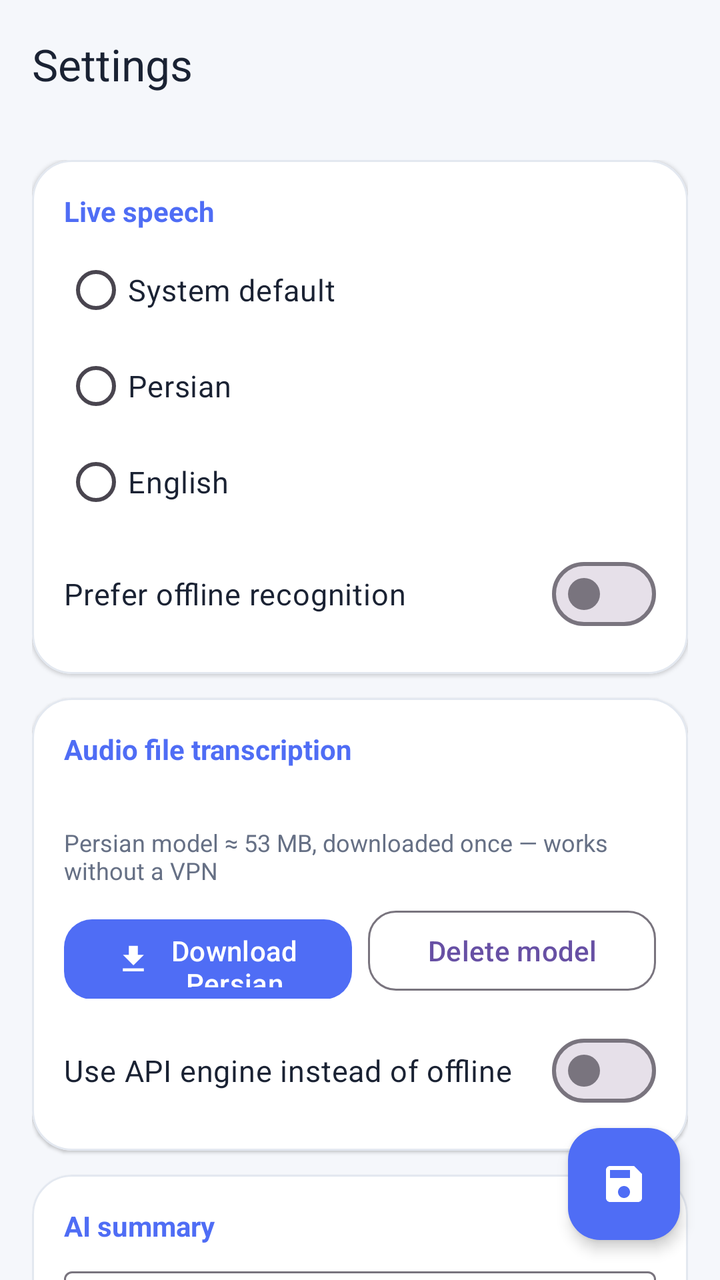
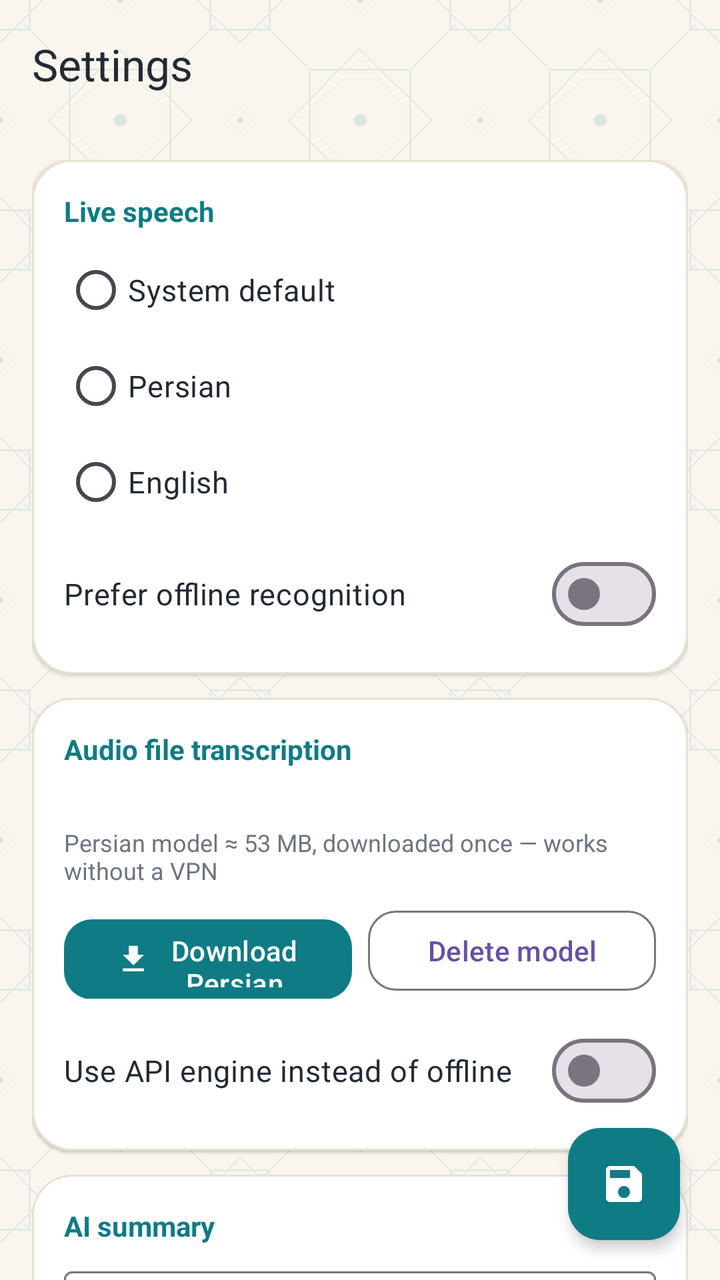

An Android layout rendered at two revisions. The XML below is the earlier revision; the diff shows what the commit changed to produce the second picture.
<!-- AndroidManifest.xml: application theme Theme.Sedayar -->
<!-- res/layout/activity_settings.xml -->
<?xml version="1.0" encoding="utf-8"?>
<androidx.coordinatorlayout.widget.CoordinatorLayout xmlns:android="http://schemas.android.com/apk/res/android"
    xmlns:app="http://schemas.android.com/apk/res-auto"
    android:layout_width="match_parent"
    android:layout_height="match_parent"
    android:background="@color/paper">

    <LinearLayout
        android:layout_width="match_parent"
        android:layout_height="match_parent"
        android:orientation="vertical">

        <com.google.android.material.appbar.MaterialToolbar
            android:id="@+id/toolbar"
            android:layout_width="match_parent"
            android:layout_height="?attr/actionBarSize"
            android:background="@color/paper"
            app:title="@string/settings_title"
            app:titleTextColor="@color/text_primary" />

        <androidx.core.widget.NestedScrollView
            android:layout_width="match_parent"
            android:layout_height="match_parent"
            android:clipToPadding="false"
            android:padding="16dp">

            <LinearLayout
                android:layout_width="match_parent"
                android:layout_height="wrap_content"
                android:orientation="vertical">

                
                <com.google.android.material.card.MaterialCardView
                    android:layout_width="match_parent"
                    android:layout_height="wrap_content"
                    app:cardBackgroundColor="@color/surface"
                    app:cardCornerRadius="20dp"
                    app:cardElevation="1dp"
                    app:strokeColor="@color/stroke"
                    app:strokeWidth="1dp">

                    <LinearLayout
                        android:layout_width="match_parent"
                        android:layout_height="wrap_content"
                        android:orientation="vertical"
                        android:padding="16dp">

                        <TextView
                            android:layout_width="wrap_content"
                            android:layout_height="wrap_content"
                            android:text="@string/section_speech"
                            android:textColor="@color/primary"
                            android:textSize="14sp"
                            android:textStyle="bold" />

                        <RadioGroup
                            android:id="@+id/rg_lang"
                            android:layout_width="match_parent"
                            android:layout_height="wrap_content"
                            android:layout_marginTop="6dp"
                            android:orientation="vertical">

                            <RadioButton
                                android:id="@+id/rb_lang_sys"
                                android:layout_width="match_parent"
                                android:layout_height="wrap_content"
                                android:text="@string/speech_lang_sys"
                                android:textColor="@color/text_primary"
                                android:textSize="15sp" />

                            <RadioButton
                                android:id="@+id/rb_lang_fa"
                                android:layout_width="match_parent"
                                android:layout_height="wrap_content"
                                android:text="@string/speech_lang_fa"
                                android:textColor="@color/text_primary"
                                android:textSize="15sp" />

                            <RadioButton
                                android:id="@+id/rb_lang_en"
                                android:layout_width="match_parent"
                                android:layout_height="wrap_content"
                                android:text="@string/speech_lang_en"
                                android:textColor="@color/text_primary"
                                android:textSize="15sp" />
                        </RadioGroup>

                        <com.google.android.material.materialswitch.MaterialSwitch
                            android:id="@+id/sw_offline"
                            android:layout_width="match_parent"
                            android:layout_height="wrap_content"
                            android:layout_marginTop="8dp"
                            android:text="@string/offline_speech_pref"
                            android:textColor="@color/text_primary"
                            android:textSize="15sp" />
                    </LinearLayout>
                </com.google.android.material.card.MaterialCardView>

                
                <com.google.android.material.card.MaterialCardView
                    android:layout_width="match_parent"
                    android:layout_height="wrap_content"
                    android:layout_marginTop="12dp"
                    app:cardBackgroundColor="@color/surface"
                    app:cardCornerRadius="20dp"
                    app:cardElevation="1dp"
                    app:strokeColor="@color/stroke"
                    app:strokeWidth="1dp">

                    <LinearLayout
                        android:layout_width="match_parent"
                        android:layout_height="wrap_content"
                        android:orientation="vertical"
                        android:padding="16dp">

                        <TextView
                            android:layout_width="wrap_content"
                            android:layout_height="wrap_content"
                            android:text="@string/section_audio"
                            android:textColor="@color/primary"
                            android:textSize="14sp"
                            android:textStyle="bold" />

                        <TextView
                            android:id="@+id/tv_vosk_status"
                            android:layout_width="wrap_content"
                            android:layout_height="wrap_content"
                            android:layout_marginTop="8dp"
                            android:textColor="@color/text_secondary"
                            android:textSize="14sp" />

                        <TextView
                            android:id="@+id/tv_vosk_hint"
                            android:layout_width="wrap_content"
                            android:layout_height="wrap_content"
                            android:layout_marginTop="2dp"
                            android:text="@string/vosk_size_hint"
                            android:textColor="@color/text_secondary"
                            android:textSize="12sp" />

                        <LinearLayout
                            android:layout_width="match_parent"
                            android:layout_height="wrap_content"
                            android:layout_marginTop="8dp"
                            android:orientation="horizontal">

                            <com.google.android.material.button.MaterialButton
                                android:id="@+id/btn_model_download"
                                android:layout_width="0dp"
                                android:layout_height="48dp"
                                android:layout_marginEnd="4dp"
                                android:layout_weight="1"
                                android:text="@string/vosk_download"
                                android:textColor="@color/on_primary"
                                app:backgroundTint="@color/primary"
                                app:cornerRadius="14dp"
                                app:icon="@drawable/ic_download"
                                app:iconGravity="textStart"
                                app:iconTint="@color/on_primary" />

                            <com.google.android.material.button.MaterialButton
                                android:id="@+id/btn_model_delete"
                                style="?attr/materialButtonOutlinedStyle"
                                android:layout_width="0dp"
                                android:layout_height="48dp"
                                android:layout_marginStart="4dp"
                                android:layout_weight="1"
                                android:text="@string/vosk_delete"
                                app:cornerRadius="14dp" />
                        </LinearLayout>

                        <com.google.android.material.materialswitch.MaterialSwitch
                            android:id="@+id/sw_use_api"
                            android:layout_width="match_parent"
                            android:layout_height="wrap_content"
                            android:layout_marginTop="12dp"
                            android:text="@string/use_api"
                            android:textColor="@color/text_primary"
                            android:textSize="15sp" />

                        <LinearLayout
                            android:id="@+id/api_fields"
                            android:layout_width="match_parent"
                            android:layout_height="wrap_content"
                            android:orientation="vertical"
                            android:visibility="gone">

                            <com.google.android.material.textfield.TextInputLayout
                                android:layout_width="match_parent"
                                android:layout_height="wrap_content"
                                android:layout_marginTop="8dp"
                                android:hint="@string/api_endpoint_label">

                                <com.google.android.material.textfield.TextInputEditText
                                    android:id="@+id/et_api_endpoint"
                                    android:layout_width="match_parent"
                                    android:layout_height="wrap_content"
                                    android:inputType="textUri"
                                    android:textSize="14sp" />
                            </com.google.android.material.textfield.TextInputLayout>

                            <com.google.android.material.textfield.TextInputLayout
                                android:layout_width="match_parent"
                                android:layout_height="wrap_content"
                                android:layout_marginTop="8dp"
                                android:hint="@string/api_key_label">

                                <com.google.android.material.textfield.TextInputEditText
                                    android:id="@+id/et_api_key"
                                    android:layout_width="match_parent"
                                    android:layout_height="wrap_content"
                                    android:inputType="textPassword"
                                    android:textSize="14sp" />
                            </com.google.android.material.textfield.TextInputLayout>

                            <com.google.android.material.textfield.TextInputLayout
                                android:layout_width="match_parent"
                                android:layout_height="wrap_content"
                                android:layout_marginTop="8dp"
                                android:hint="@string/api_model_label">

                                <com.google.android.material.textfield.TextInputEditText
                                    android:id="@+id/et_api_model"
                                    android:layout_width="match_parent"
                                    android:layout_height="wrap_content"
                                    android:inputType="text"
                                    android:textSize="14sp" />
                            </com.google.android.material.textfield.TextInputLayout>

                            <com.google.android.material.textfield.TextInputLayout
                                android:layout_width="match_parent"
                                android:layout_height="wrap_content"
                                android:layout_marginTop="8dp"
                                android:hint="@string/api_lang_label">

                                <com.google.android.material.textfield.TextInputEditText
                                    android:id="@+id/et_api_lang"
                                    android:layout_width="match_parent"
                                    android:layout_height="wrap_content"
                                    android:inputType="text"
                                    android:textSize="14sp" />
                            </com.google.android.material.textfield.TextInputLayout>
                        </LinearLayout>
                    </LinearLayout>
                </com.google.android.material.card.MaterialCardView>

                
                <com.google.android.material.card.MaterialCardView
                    android:layout_width="match_parent"
                    android:layout_height="wrap_content"
                    android:layout_marginTop="12dp"
                    app:cardBackgroundColor="@color/surface"
                    app:cardCornerRadius="20dp"
                    app:cardElevation="1dp"
                    app:strokeColor="@color/stroke"
                    app:strokeWidth="1dp">

                    <LinearLayout
                        android:layout_width="match_parent"
                        android:layout_height="wrap_content"
                        android:orientation="vertical"
                        android:padding="16dp">

                        <TextView
                            android:layout_width="wrap_content"
                            android:layout_height="wrap_content"
                            android:text="@string/section_llm"
                            android:textColor="@color/primary"
                            android:textSize="14sp"
                            android:textStyle="bold" />

                        <com.google.android.material.textfield.TextInputLayout
                            android:layout_width="match_parent"
                            android:layout_height="wrap_content"
                            android:layout_marginTop="8dp"
                            android:hint="@string/llm_endpoint_label">

                            <com.google.android.material.textfield.TextInputEditText
                                android:id="@+id/et_llm_endpoint"
                                android:layout_width="match_parent"
                                android:layout_height="wrap_content"
                                android:inputType="textUri"
                                android:textSize="14sp" />
                        </com.google.android.material.textfield.TextInputLayout>

                        <com.google.android.material.textfield.TextInputLayout
                            android:layout_width="match_parent"
                            android:layout_height="wrap_content"
                            android:layout_marginTop="8dp"
                            android:hint="@string/llm_key_label">

                            <com.google.android.material.textfield.TextInputEditText
                                android:id="@+id/et_llm_key"
                                android:layout_width="match_parent"
                                android:layout_height="wrap_content"
                                android:inputType="textPassword"
                                android:textSize="14sp" />
                        </com.google.android.material.textfield.TextInputLayout>

                        <com.google.android.material.textfield.TextInputLayout
                            android:layout_width="match_parent"
                            android:layout_height="wrap_content"
                            android:layout_marginTop="8dp"
                            android:hint="@string/llm_model_label">

                            <com.google.android.material.textfield.TextInputEditText
                                android:id="@+id/et_llm_model"
                                android:layout_width="match_parent"
                                android:layout_height="wrap_content"
                                android:inputType="text"
                                android:textSize="14sp" />
                        </com.google.android.material.textfield.TextInputLayout>
                    </LinearLayout>
                </com.google.android.material.card.MaterialCardView>

                
                <com.google.android.material.card.MaterialCardView
                    android:id="@+id/card_premium"
                    android:layout_width="match_parent"
                    android:layout_height="wrap_content"
                    android:layout_marginTop="12dp"
                    app:cardBackgroundColor="@color/primary_container"
                    app:cardCornerRadius="20dp"
                    app:cardElevation="0dp"
                    app:rippleColor="@color/primary">

                    <LinearLayout
                        android:layout_width="match_parent"
                        android:layout_height="wrap_content"
                        android:gravity="center_vertical"
                        android:orientation="horizontal"
                        android:padding="18dp">

                        <ImageView
                            android:layout_width="28dp"
                            android:layout_height="28dp"
                            android:contentDescription="@string/premium"
                            android:src="@drawable/ic_crown"
                            app:tint="@color/on_primary_container" />

                        <TextView
                            android:layout_width="0dp"
                            android:layout_height="wrap_content"
                            android:layout_marginStart="12dp"
                            android:layout_weight="1"
                            android:text="@string/premium"
                            android:textColor="@color/on_primary_container"
                            android:textSize="16sp"
                            android:textStyle="bold" />

                        <ImageView
                            android:layout_width="20dp"
                            android:layout_height="20dp"
                            android:alpha="0.6"
                            android:contentDescription="@string/premium"
                            android:rotation="180"
                            android:src="@drawable/ic_back"
                            app:tint="@color/on_primary_container" />
                    </LinearLayout>
                </com.google.android.material.card.MaterialCardView>

                
                <TextView
                    android:id="@+id/tv_about"
                    android:layout_width="match_parent"
                    android:layout_height="wrap_content"
                    android:layout_marginTop="16dp"
                    android:gravity="center"
                    android:textColor="@color/text_secondary"
                    android:textSize="13sp" />

                <Space
                    android:layout_width="1dp"
                    android:layout_height="24dp" />
            </LinearLayout>
        </androidx.core.widget.NestedScrollView>
    </LinearLayout>

    <com.google.android.material.floatingactionbutton.FloatingActionButton
        android:id="@+id/fab_save"
        android:layout_width="wrap_content"
        android:layout_height="wrap_content"
        android:layout_gravity="bottom|end"
        android:layout_margin="20dp"
        android:contentDescription="@string/save"
        android:src="@drawable/ic_save"
        app:backgroundTint="@color/primary"
        app:elevation="4dp"
        app:tint="@color/on_primary" />
</androidx.coordinatorlayout.widget.CoordinatorLayout>
<!-- resources referenced by this layout -->
<resources>
  <color name="on_primary">#FFFFFF</color>
  <color name="on_primary_container">#1B2C7E</color>
  <color name="paper">#F5F7FB</color>
  <color name="primary">#4F6DF5</color>
  <color name="primary_container">#E4E9FF</color>
  <color name="stroke">#E3E8F0</color>
  <color name="surface">#FFFFFF</color>
  <color name="text_primary">#1A2233</color>
  <color name="text_secondary">#667085</color>
  <!-- drawable ic_back (drawable) -->
  <?xml version="1.0" encoding="utf-8"?>
  <vector xmlns:android="http://schemas.android.com/apk/res/android"
      android:width="24dp"
      android:height="24dp"
      android:autoMirrored="true"
      android:viewportWidth="24"
      android:viewportHeight="24">
      <path
          android:fillColor="#FF1F2937"
          android:pathData="M20,11H7.83l5.59,-5.59L12,4l-8,8 8,8 1.41,-1.41L7.83,13H20v-2z" />
  </vector>
  <!-- drawable ic_download (drawable) -->
  <?xml version="1.0" encoding="utf-8"?>
  <vector xmlns:android="http://schemas.android.com/apk/res/android"
      android:width="24dp" android:height="24dp"
      android:viewportWidth="24" android:viewportHeight="24">
      <path android:fillColor="@android:color/white"
          android:pathData="M19,9h-4V3H9v6H5l7,7 7,-7zM5,18v2h14v-2H5z" />
  </vector>
  <string name="api_endpoint_label">API endpoint</string>
  <string name="api_key_label">API key</string>
  <string name="api_lang_label">Language code (fa / en / auto)</string>
  <string name="api_model_label">Model name</string>
  <string name="llm_endpoint_label">LLM endpoint</string>
  <string name="llm_key_label">API key</string>
  <string name="llm_model_label">Model</string>
  <string name="offline_speech_pref">Prefer offline recognition</string>
  <string name="premium">Sedayar Plus</string>
  <string name="save">Save</string>
  <string name="section_audio">Audio file transcription</string>
  <string name="section_llm">AI summary</string>
  <string name="section_speech">Live speech</string>
  <string name="settings_title">Settings</string>
  <string name="speech_lang_en">English</string>
  <string name="speech_lang_fa">Persian</string>
  <string name="speech_lang_sys">System default</string>
  <string name="use_api">Use API engine instead of offline</string>
  <string name="vosk_delete">Delete model</string>
  <string name="vosk_download">Download Persian model</string>
  <string name="vosk_size_hint">Persian model ≈ 53 MB, downloaded once — works without a VPN</string>
  <style name="Theme.Sedayar" parent="Theme.Material3.Light.NoActionBar">
          <item name="colorPrimary">@color/primary</item>
          <item name="colorOnPrimary">@color/on_primary</item>
          <item name="colorPrimaryContainer">@color/primary_container</item>
          <item name="colorOnPrimaryContainer">@color/on_primary_container</item>
          <item name="android:colorBackground">@color/paper</item>
          <item name="colorSurface">@color/surface</item>
          <item name="colorOnSurface">@color/text_primary</item>
          <item name="colorOnSurfaceVariant">@color/text_secondary</item>
          <item name="colorOutline">@color/stroke</item>
          <item name="android:statusBarColor">@color/paper</item>
          <item name="android:windowLightStatusBar">true</item>
          <item name="fontFamily">@font/vazirmatn</item>
          <item name="android:fontFamily">@font/vazirmatn</item>
      </style>
  <!-- unchanged entries left out for length: 2 -->
</resources>

<!-- the commit's change to res/layout/activity_settings.xml (unified diff, before → after) -->
@@ -3,7 +3,7 @@
     xmlns:app="http://schemas.android.com/apk/res-auto"
     android:layout_width="match_parent"
     android:layout_height="match_parent"
-    android:background="@color/paper">
+    android:background="@drawable/bg_app">
 
     <LinearLayout
         android:layout_width="match_parent"
@@ -14,7 +14,7 @@
             android:id="@+id/toolbar"
             android:layout_width="match_parent"
             android:layout_height="?attr/actionBarSize"
-            android:background="@color/paper"
+            android:background="@drawable/bg_app"
             app:title="@string/settings_title"
             app:titleTextColor="@color/text_primary" />
 
<!-- resource entries referenced after the edit -->
@@ -1,14 +1,27 @@
 <!-- resources referenced by this layout -->
 <resources>
   <color name="on_primary">#FFFFFF</color>
-  <color name="on_primary_container">#1B2C7E</color>
-  <color name="paper">#F5F7FB</color>
-  <color name="primary">#4F6DF5</color>
-  <color name="primary_container">#E4E9FF</color>
-  <color name="stroke">#E3E8F0</color>
+  <color name="on_primary_container">#084C52</color>
+  <color name="paper">#FAF6EE</color>
+  <!-- drawable pattern_faint: png bitmap (drawable-nodpi, 4999 bytes) -->
+  <color name="gold">#C9A227</color>
+  <color name="lapis">#0F2142</color>
+  <color name="primary">#0F7B84</color>
+  <color name="primary_container">#D8F0F0</color>
+  <color name="stroke">#E8E1D2</color>
   <color name="surface">#FFFFFF</color>
-  <color name="text_primary">#1A2233</color>
-  <color name="text_secondary">#667085</color>
+  <color name="text_primary">#232A33</color>
+  <color name="text_secondary">#6E7480</color>
+  <!-- drawable bg_app (drawable) -->
+  <?xml version="1.0" encoding="utf-8"?>
+  <layer-list xmlns:android="http://schemas.android.com/apk/res/android">
+      <item android:drawable="@color/paper" />
+      <item>
+          <bitmap
+              android:src="@drawable/pattern_faint"
+              android:tileMode="repeat" />
+      </item>
+  </layer-list>
   <!-- drawable ic_back (drawable) -->
   <?xml version="1.0" encoding="utf-8"?>
   <vector xmlns:android="http://schemas.android.com/apk/res/android"
@@ -60,8 +73,9 @@
           <item name="colorOnSurface">@color/text_primary</item>
           <item name="colorOnSurfaceVariant">@color/text_secondary</item>
           <item name="colorOutline">@color/stroke</item>
-          <item name="android:statusBarColor">@color/paper</item>
-          <item name="android:windowLightStatusBar">true</item>
+          <item name="colorSecondary">@color/gold</item>
+          <item name="android:statusBarColor">@color/lapis</item>
+          <item name="android:windowLightStatusBar">false</item>
           <item name="fontFamily">@font/vazirmatn</item>
           <item name="android:fontFamily">@font/vazirmatn</item>
       </style>
